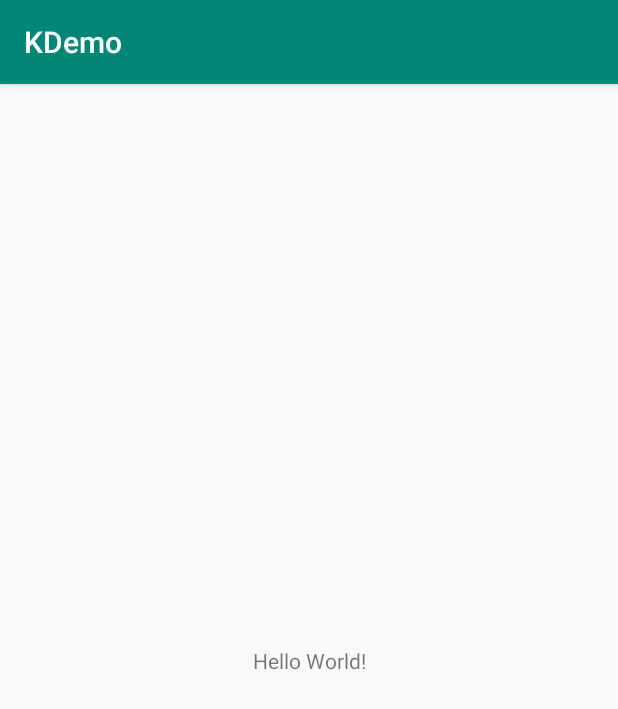
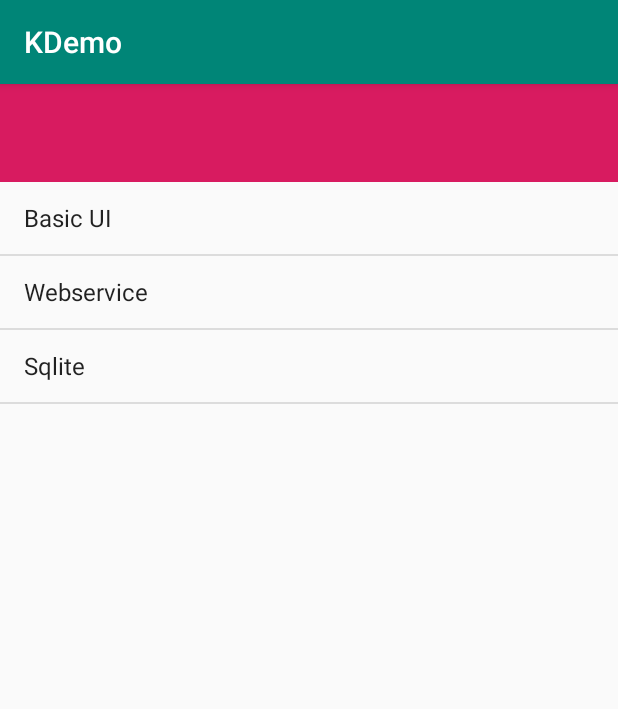
Before and after one commit to kiranpande1987/KDemo, an Android app: the screen it shows after launch (MainActivity), on a phone screen of 412 x 824 dp. Shown: the top 709 px of the screen. Run offline under Robolectric (Android 15) with nearby library versions, the phone set to English and light mode, and no system bars; our stand-ins replace data binding; 3 statements that could not run were skipped.

Commit message:
Added DataBinding, ListView.

```diff
--- a/app/build.gradle
+++ b/app/build.gradle
@@ -20,6 +20,9 @@ android {
             proguardFiles getDefaultProguardFile('proguard-android-optimize.txt'), 'proguard-rules.pro'
         }
     }
+    dataBinding {
+        enabled true
+    }
 }
 
 dependencies {
--- a/app/src/main/java/com/i64bits/kdemo/MainActivity.kt
+++ b/app/src/main/java/com/i64bits/kdemo/MainActivity.kt
@@ -1,12 +1,24 @@
 package com.i64bits.kdemo
 
+import android.databinding.DataBindingUtil
 import android.support.v7.app.AppCompatActivity
 import android.os.Bundle
+import android.widget.ListView
+import com.i64bits.kdemo.databinding.ActivityMainBinding
 
 class MainActivity : AppCompatActivity() {
 
-    override fun onCreate(savedInstanceState: Bundle?) {
+    private val listView: ListView? = null;
+
+    override fun onCreate(savedInstanceState: Bundle?)
+    {
         super.onCreate(savedInstanceState)
-        setContentView(R.layout.activity_main)
+
+        val binding: ActivityMainBinding = DataBindingUtil.setContentView(this, R.layout.activity_main)
+
+        val header = Header("Kotlin Demos")
+        binding.header = header;
+        binding.executePendingBindings()
+
     }
 }
--- a/app/src/main/res/layout/activity_main.xml
+++ b/app/src/main/res/layout/activity_main.xml
@@ -1,19 +1,32 @@
 <?xml version="1.0" encoding="utf-8"?>
-<android.support.constraint.ConstraintLayout
-        xmlns:android="http://schemas.android.com/apk/res/android"
-        xmlns:tools="http://schemas.android.com/tools"
-        xmlns:app="http://schemas.android.com/apk/res-auto"
-        android:layout_width="match_parent"
-        android:layout_height="match_parent"
-        tools:context=".MainActivity">
+<layout xmlns:android="http://schemas.android.com/apk/res/android"
+        xmlns:tools="http://schemas.android.com/tools">
 
-    <TextView
-            android:layout_width="wrap_content"
-            android:layout_height="wrap_content"
-            android:text="Hello World!"
-            app:layout_constraintBottom_toBottomOf="parent"
-            app:layout_constraintLeft_toLeftOf="parent"
-            app:layout_constraintRight_toRightOf="parent"
-            app:layout_constraintTop_toTopOf="parent"/>
+    <data>
+        <variable name="header" type="com.i64bits.kdemo.Header"/>
+    </data>
 
-</android.support.constraint.ConstraintLayout>
+    <LinearLayout android:layout_width="match_parent"
+                  android:orientation="vertical"
+                  android:layout_height="match_parent"
+                  tools:context=".MainActivity">
+
+        <TextView android:layout_width="match_parent"
+                  android:layout_height="wrap_content"
+                  android:id="@+id/txtHeader"
+                  android:gravity="center"
+                  android:text="@{header.header}"
+                  android:textSize="25dip"
+                  android:background="@color/colorAccent"
+                  android:textColor="#FFFFFF"
+                  android:padding="15dip"/>
+
+        <ListView
+                android:id="@+id/listView"
+                android:layout_width="match_parent"
+                android:layout_height="match_parent"
+                android:entries="@array/list_of_demos"
+        />
+
+    </LinearLayout>
+</layout>
--- a/app/src/main/res/values/strings.xml
+++ b/app/src/main/res/values/strings.xml
@@ -1,3 +1,8 @@
 <resources>
     <string name="app_name">KDemo</string>
+    <string-array name="list_of_demos">
+        <item>Basic UI</item>
+        <item>Webservice</item>
+        <item>Sqlite</item>
+    </string-array>
 </resources>
```
